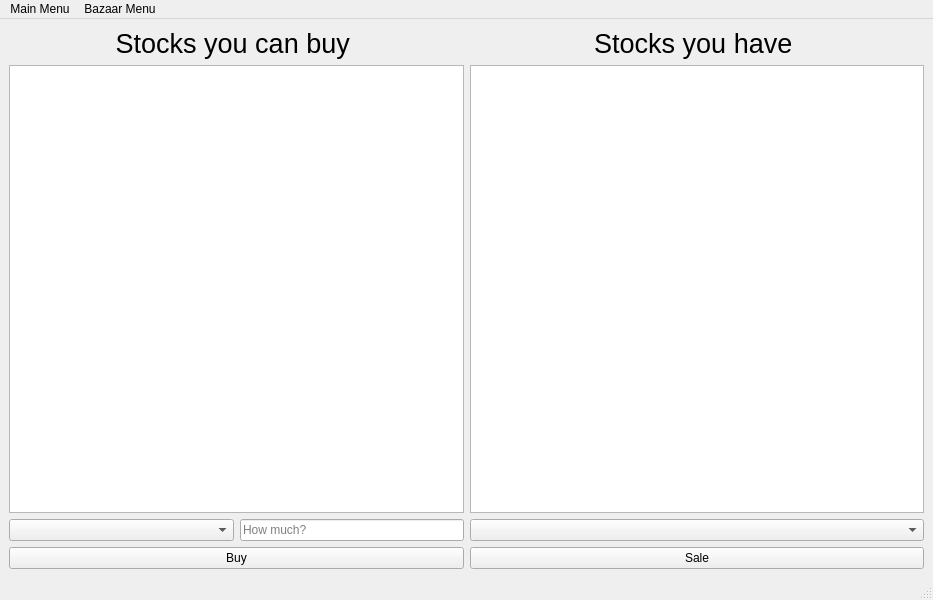
The window that basicwindow.ui (SAMoosavi/AdvancedProgrammingProject2) describes before a commit, drawn with Qt 5.
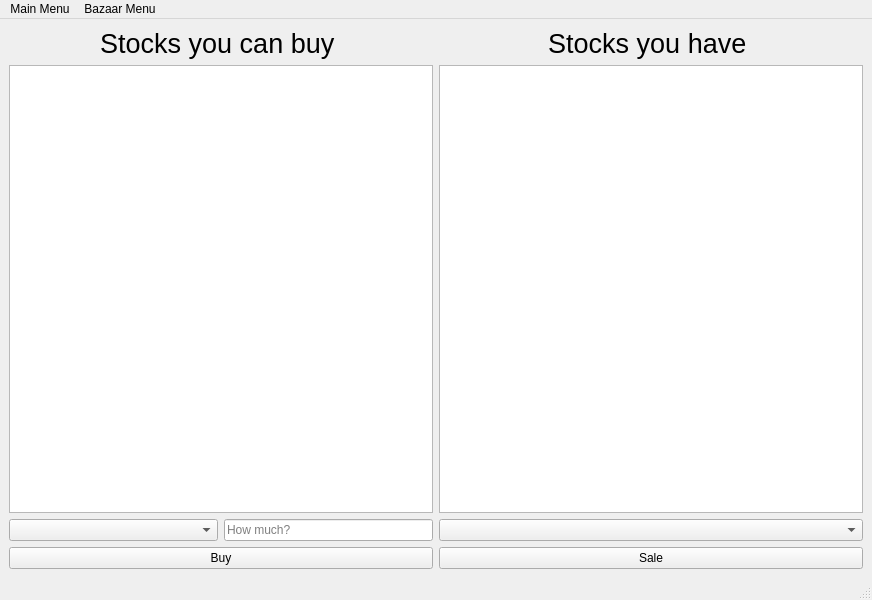
The same window after the commit.

Commit message: completed buy stock and show all stocks

```diff
--- a/basicwindow.ui
+++ b/basicwindow.ui
@@ -6,7 +6,7 @@
    <rect>
     <x>0</x>
     <y>0</y>
-    <width>933</width>
+    <width>872</width>
     <height>600</height>
    </rect>
   </property>
@@ -81,7 +81,11 @@
          </widget>
         </item>
         <item row="0" column="0">
-         <widget class="QComboBox" name="comboBox_buy"/>
+         <widget class="QComboBox" name="comboBox_buy">
+          <property name="placeholderText">
+           <string>Wich one?</string>
+          </property>
+         </widget>
         </item>
        </layout>
       </item>
@@ -115,7 +119,7 @@
     <rect>
      <x>0</x>
      <y>0</y>
-     <width>933</width>
+     <width>872</width>
      <height>25</height>
     </rect>
    </property>
```
The commit also changes 2 other files.
